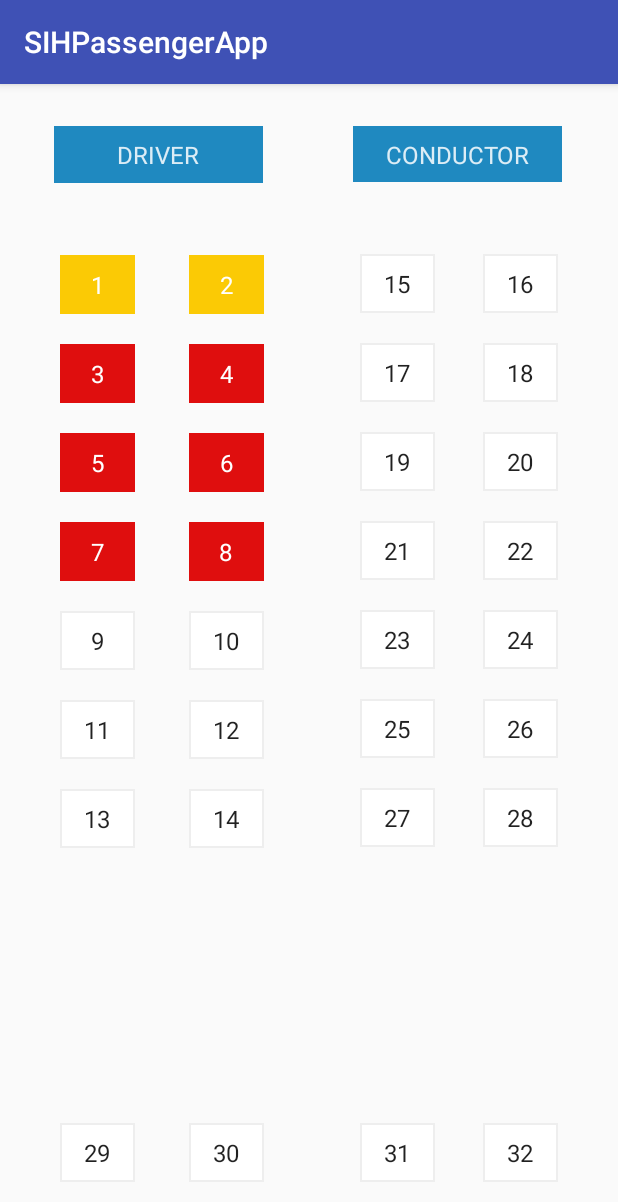
After one commit to Aakankshareddy/SIHPassengerApp, an Android app: the SeatMatrix screen opened directly, with no data from a screen before it, on a phone screen of 412 x 824 dp. The commit adds this screen. Shown: the top 1202 px of the screen. Run offline under Robolectric (Android 15) with nearby library versions, the phone set to English and light mode, and no system bars.

Commit message:
basic seat matrix

```diff
--- a/app/src/main/AndroidManifest.xml
+++ b/app/src/main/AndroidManifest.xml
@@ -58,7 +58,8 @@
                 android:name="android.support.PARENT_ACTIVITY"
                 android:value="com.aakankshareddy.sihpassengerapp.Paths" />
         </activity>
-
+        <activity android:name=".SeatMatrix">
+        </activity>
     </application>
 
 </manifest>
--- /dev/null
+++ b/app/src/main/java/com/aakankshareddy/sihpassengerapp/SeatMatrix.java
@@ -0,0 +1,13 @@
+package com.aakankshareddy.sihpassengerapp;
+
+import android.support.v7.app.AppCompatActivity;
+import android.os.Bundle;
+
+public class SeatMatrix extends AppCompatActivity {
+
+    @Override
+    protected void onCreate(Bundle savedInstanceState) {
+        super.onCreate(savedInstanceState);
+        setContentView(R.layout.activity_seat_matrix);
+    }
+}
--- /dev/null
+++ b/app/src/main/res/drawable/seat_number_border.xml
@@ -0,0 +1,4 @@
+<shape xmlns:android="http://schemas.android.com/apk/res/android" android:shape="rectangle" >
+    <solid android:color="@android:color/white" />
+    <stroke android:width="1dip" android:color="#eeeeee"/>
+</shape>
--- /dev/null
+++ b/app/src/main/res/layout/activity_seat_matrix.xml
@@ -0,0 +1,496 @@
+<?xml version="1.0" encoding="utf-8"?>
+<android.support.constraint.ConstraintLayout xmlns:android="http://schemas.android.com/apk/res/android"
+    xmlns:app="http://schemas.android.com/apk/res-auto"
+    xmlns:tools="http://schemas.android.com/tools"
+    android:layout_width="match_parent"
+    android:layout_height="match_parent"
+    tools:context=".SeatMatrix">
+
+    <TextView
+        android:id="@+id/textView3"
+        android:layout_width="139dp"
+        android:layout_height="37dp"
+        android:layout_marginStart="60dp"
+        android:layout_marginLeft="60dp"
+        android:layout_marginTop="28dp"
+        android:background="#1F89C0"
+        android:gravity="center"
+        android:padding="8dp"
+        android:text="CONDUCTOR"
+        android:textAppearance="@style/TextAppearance.AppCompat.Subhead"
+        android:textColor="#DCEDF6"
+        app:layout_constraintStart_toEndOf="@+id/textView"
+        app:layout_constraintTop_toTopOf="parent" />
+
+    <TextView
+        android:id="@+id/textView"
+        android:layout_width="139dp"
+        android:layout_height="38dp"
+        android:layout_marginStart="36dp"
+        android:layout_marginLeft="36dp"
+        android:layout_marginTop="28dp"
+        android:background="#1F89C0"
+        android:gravity="center"
+        android:text="DRIVER"
+        android:textAppearance="@style/TextAppearance.AppCompat.Subhead"
+        android:textColor="#DCEDF6"
+        app:layout_constraintStart_toStartOf="parent"
+        app:layout_constraintTop_toTopOf="parent" />
+
+    <TextView
+        android:id="@+id/s1"
+        android:layout_width="50dp"
+        android:layout_height="39dp"
+        android:layout_marginStart="40dp"
+        android:layout_marginLeft="40dp"
+        android:layout_marginTop="48dp"
+        android:background="#FBCA05"
+        android:gravity="center"
+        android:text="1"
+        android:textAppearance="@android:style/TextAppearance.DeviceDefault.Widget.PopupMenu.Small"
+        android:textColor="@android:color/white"
+        app:layout_constraintStart_toStartOf="parent"
+        app:layout_constraintTop_toBottomOf="@+id/textView" />
+
+    <TextView
+        android:id="@+id/s9"
+        android:layout_width="50dp"
+        android:layout_height="39dp"
+        android:layout_marginStart="40dp"
+        android:layout_marginLeft="40dp"
+        android:layout_marginTop="20dp"
+        android:background="@drawable/seat_number_border"
+        android:gravity="center"
+        android:text="9"
+        android:textAppearance="@android:style/TextAppearance.DeviceDefault.Widget.PopupMenu.Small"
+        app:layout_constraintStart_toStartOf="parent"
+        app:layout_constraintTop_toBottomOf="@+id/s7" />
+
+    <TextView
+        android:id="@+id/s14"
+        android:layout_width="50dp"
+        android:layout_height="39dp"
+        android:layout_marginStart="36dp"
+        android:layout_marginLeft="36dp"
+        android:layout_marginTop="20dp"
+        android:background="@drawable/seat_number_border"
+        android:gravity="center"
+        android:text="14"
+        android:textAppearance="@android:style/TextAppearance.DeviceDefault.Widget.PopupMenu.Small"
+        app:layout_constraintStart_toEndOf="@+id/s13"
+        app:layout_constraintTop_toBottomOf="@+id/s12" />
+
+    <TextView
+        android:id="@+id/s27"
+        android:layout_width="50dp"
+        android:layout_height="39dp"
+        android:layout_marginStart="64dp"
+        android:layout_marginLeft="64dp"
+        android:layout_marginTop="20dp"
+        android:background="@drawable/seat_number_border"
+        android:gravity="center"
+        android:text="27"
+        android:textAppearance="@android:style/TextAppearance.DeviceDefault.Widget.PopupMenu.Small"
+        app:layout_constraintStart_toEndOf="@+id/s14"
+        app:layout_constraintTop_toBottomOf="@+id/s25" />
+
+    <TextView
+        android:id="@+id/s28"
+        android:layout_width="50dp"
+        android:layout_height="39dp"
+        android:layout_marginStart="32dp"
+        android:layout_marginLeft="32dp"
+        android:layout_marginTop="20dp"
+        android:background="@drawable/seat_number_border"
+        android:gravity="center"
+        android:text="28"
+        android:textAppearance="@android:style/TextAppearance.DeviceDefault.Widget.PopupMenu.Small"
+        app:layout_constraintStart_toEndOf="@+id/s27"
+        app:layout_constraintTop_toBottomOf="@+id/s26" />
+
+    <TextView
+        android:id="@+id/s32"
+        android:layout_width="50dp"
+        android:layout_height="39dp"
+        android:layout_marginStart="32dp"
+        android:layout_marginLeft="32dp"
+        android:layout_marginBottom="36dp"
+        android:background="@drawable/seat_number_border"
+        android:gravity="center"
+        android:text="32"
+        android:textAppearance="@android:style/TextAppearance.DeviceDefault.Widget.PopupMenu.Small"
+        app:layout_constraintBottom_toBottomOf="parent"
+        app:layout_constraintStart_toEndOf="@+id/s31" />
+
+    <TextView
+        android:id="@+id/s31"
+        android:layout_width="50dp"
+        android:layout_height="39dp"
+        android:layout_marginStart="64dp"
+        android:layout_marginLeft="64dp"
+        android:layout_marginBottom="36dp"
+        android:background="@drawable/seat_number_border"
+        android:gravity="center"
+        android:text="31"
+        android:textAppearance="@android:style/TextAppearance.DeviceDefault.Widget.PopupMenu.Small"
+        app:layout_constraintBottom_toBottomOf="parent"
+        app:layout_constraintStart_toEndOf="@+id/s30" />
+
+    <TextView
+        android:id="@+id/s30"
+        android:layout_width="50dp"
+        android:layout_height="39dp"
+        android:layout_marginStart="36dp"
+        android:layout_marginLeft="36dp"
+        android:layout_marginBottom="36dp"
+        android:background="@drawable/seat_number_border"
+        android:gravity="center"
+        android:text="30"
+        android:textAppearance="@android:style/TextAppearance.DeviceDefault.Widget.PopupMenu.Small"
+        app:layout_constraintBottom_toBottomOf="parent"
+        app:layout_constraintStart_toEndOf="@+id/s29" />
+
+    <TextView
+        android:id="@+id/s29"
+        android:layout_width="50dp"
+        android:layout_height="39dp"
+        android:layout_marginStart="40dp"
+        android:layout_marginLeft="40dp"
+        android:layout_marginBottom="36dp"
+        android:background="@drawable/seat_number_border"
+        android:gravity="center"
+        android:text="29"
+        android:textAppearance="@android:style/TextAppearance.DeviceDefault.Widget.PopupMenu.Small"
+        app:layout_constraintBottom_toBottomOf="parent"
+        app:layout_constraintStart_toStartOf="parent" />
+
+    <TextView
+        android:id="@+id/s13"
+        android:layout_width="50dp"
+        android:layout_height="39dp"
+        android:layout_marginStart="40dp"
+        android:layout_marginLeft="40dp"
+        android:layout_marginTop="20dp"
+        android:background="@drawable/seat_number_border"
+        android:gravity="center"
+        android:text="13"
+        android:textAppearance="@android:style/TextAppearance.DeviceDefault.Widget.PopupMenu.Small"
+        app:layout_constraintStart_toStartOf="parent"
+        app:layout_constraintTop_toBottomOf="@+id/s11" />
+
+    <TextView
+        android:id="@+id/s12"
+        android:layout_width="50dp"
+        android:layout_height="39dp"
+        android:layout_marginStart="36dp"
+        android:layout_marginLeft="36dp"
+        android:layout_marginTop="20dp"
+        android:background="@drawable/seat_number_border"
+        android:gravity="center"
+        android:text="12"
+        android:textAppearance="@android:style/TextAppearance.DeviceDefault.Widget.PopupMenu.Small"
+        app:layout_constraintStart_toEndOf="@+id/s11"
+        app:layout_constraintTop_toBottomOf="@+id/s10" />
+
+    <TextView
+        android:id="@+id/s25"
+        android:layout_width="50dp"
+        android:layout_height="39dp"
+        android:layout_marginStart="64dp"
+        android:layout_marginLeft="64dp"
+        android:layout_marginTop="20dp"
+        android:background="@drawable/seat_number_border"
+        android:gravity="center"
+        android:text="25"
+        android:textAppearance="@android:style/TextAppearance.DeviceDefault.Widget.PopupMenu.Small"
+        app:layout_constraintStart_toEndOf="@+id/s12"
+        app:layout_constraintTop_toBottomOf="@+id/s23" />
+
+    <TextView
+        android:id="@+id/s26"
+        android:layout_width="50dp"
+        android:layout_height="39dp"
+        android:layout_marginStart="32dp"
+        android:layout_marginLeft="32dp"
+        android:layout_marginTop="20dp"
+        android:background="@drawable/seat_number_border"
+        android:gravity="center"
+        android:text="26"
+        android:textAppearance="@android:style/TextAppearance.DeviceDefault.Widget.PopupMenu.Small"
+        app:layout_constraintStart_toEndOf="@+id/s25"
+        app:layout_constraintTop_toBottomOf="@+id/s24" />
+
+    <TextView
+        android:id="@+id/s11"
+        android:layout_width="50dp"
+        android:layout_height="39dp"
+        android:layout_marginStart="40dp"
+        android:layout_marginLeft="40dp"
+        android:layout_marginTop="20dp"
+        android:background="@drawable/seat_number_border"
+        android:gravity="center"
+        android:text="11"
+        android:textAppearance="@android:style/TextAppearance.DeviceDefault.Widget.PopupMenu.Small"
+        app:layout_constraintStart_toStartOf="parent"
+        app:layout_constraintTop_toBottomOf="@+id/s9" />
+
+    <TextView
+        android:id="@+id/s10"
+        android:layout_width="50dp"
+        android:layout_height="39dp"
+        android:layout_marginStart="36dp"
+        android:layout_marginLeft="36dp"
+        android:layout_marginTop="20dp"
+        android:background="@drawable/seat_number_border"
+        android:gravity="center"
+        android:text="10"
+        android:textAppearance="@android:style/TextAppearance.DeviceDefault.Widget.PopupMenu.Small"
+        app:layout_constraintStart_toEndOf="@+id/s9"
+        app:layout_constraintTop_toBottomOf="@+id/s8" />
+
+    <TextView
+        android:id="@+id/s24"
+        android:layout_width="50dp"
+        android:layout_height="39dp"
+        android:layout_marginStart="32dp"
+        android:layout_marginLeft="32dp"
+        android:layout_marginTop="20dp"
+        android:background="@drawable/seat_number_border"
+        android:gravity="center"
+        android:text="24"
+        android:textAppearance="@android:style/TextAppearance.DeviceDefault.Widget.PopupMenu.Small"
+        app:layout_constraintStart_toEndOf="@+id/s23"
+        app:layout_constraintTop_toBottomOf="@+id/s22" />
+
+    <TextView
+        android:id="@+id/s23"
+        android:layout_width="50dp"
+        android:layout_height="39dp"
+        android:layout_marginStart="64dp"
+        android:layout_marginLeft="64dp"
+        android:layout_marginTop="20dp"
+        android:background="@drawable/seat_number_border"
+        android:gravity="center"
+        android:text="23"
+        android:textAppearance="@android:style/TextAppearance.DeviceDefault.Widget.PopupMenu.Small"
+        app:layout_constraintStart_toEndOf="@+id/s10"
+        app:layout_constraintTop_toBottomOf="@+id/s21" />
+
+    <TextView
+        android:id="@+id/s8"
+        android:layout_width="50dp"
+        android:layout_height="39dp"
+        android:layout_marginStart="36dp"
+        android:layout_marginLeft="36dp"
+        android:layout_marginTop="20dp"
+        android:background="#DF0E0E"
+        android:gravity="center"
+        android:text="8"
+        android:textAppearance="@android:style/TextAppearance.DeviceDefault.Widget.PopupMenu.Small"
+        android:textColor="@android:color/white"
+        app:layout_constraintStart_toEndOf="@+id/s7"
+        app:layout_constraintTop_toBottomOf="@+id/s6" />
+
+    <TextView
+        android:id="@+id/s21"
+        android:layout_width="50dp"
+        android:layout_height="39dp"
+        android:layout_marginStart="64dp"
+        android:layout_marginLeft="64dp"
+        android:layout_marginTop="20dp"
+        android:background="@drawable/seat_number_border"
+        android:gravity="center"
+        android:text="21"
+        android:textAppearance="@android:style/TextAppearance.DeviceDefault.Widget.PopupMenu.Small"
+        app:layout_constraintStart_toEndOf="@+id/s8"
+        app:layout_constraintTop_toBottomOf="@+id/s19" />
+
+    <TextView
+        android:id="@+id/s22"
+        android:layout_width="50dp"
+        android:layout_height="39dp"
+        android:layout_marginStart="32dp"
+        android:layout_marginLeft="32dp"
+        android:layout_marginTop="20dp"
+        android:background="@drawable/seat_number_border"
+        android:gravity="center"
+        android:text="22"
+        android:textAppearance="@android:style/TextAppearance.DeviceDefault.Widget.PopupMenu.Small"
+        app:layout_constraintStart_toEndOf="@+id/s21"
+        app:layout_constraintTop_toBottomOf="@+id/s20" />
+
+    <TextView
+        android:id="@+id/s7"
+        android:layout_width="50dp"
+        android:layout_height="39dp"
+        android:layout_marginStart="40dp"
+        android:layout_marginLeft="40dp"
+        android:layout_marginTop="20dp"
+        android:background="#DF0E0E"
+        android:gravity="center"
+        android:text="7"
+        android:textAppearance="@android:style/TextAppearance.DeviceDefault.Widget.PopupMenu.Small"
+        android:textColor="@android:color/white"
+        app:layout_constraintStart_toStartOf="parent"
+        app:layout_constraintTop_toBottomOf="@+id/s5" />
+
+    <TextView
+        android:id="@+id/s6"
+        android:layout_width="50dp"
+        android:layout_height="39dp"
+        android:layout_marginStart="36dp"
+        android:layout_marginLeft="36dp"
+        android:layout_marginTop="20dp"
+        android:background="#DF0E0E"
+        android:gravity="center"
+        android:text="6"
+        android:textAppearance="@android:style/TextAppearance.DeviceDefault.Widget.PopupMenu.Small"
+        android:textColor="@android:color/white"
+        app:layout_constraintStart_toEndOf="@+id/s5"
+        app:layout_constraintTop_toBottomOf="@+id/s4" />
+
+    <TextView
+        android:id="@+id/s19"
+        android:layout_width="50dp"
+        android:layout_height="39dp"
+        android:layout_marginStart="64dp"
+        android:layout_marginLeft="64dp"
+        android:layout_marginTop="20dp"
+        android:background="@drawable/seat_number_border"
+        android:gravity="center"
+        android:text="19"
+        android:textAppearance="@android:style/TextAppearance.DeviceDefault.Widget.PopupMenu.Small"
+        app:layout_constraintStart_toEndOf="@+id/s6"
+        app:layout_constraintTop_toBottomOf="@+id/s17" />
+
+    <TextView
+        android:id="@+id/s20"
+        android:layout_width="50dp"
+        android:layout_height="39dp"
+        android:layout_marginStart="32dp"
+        android:layout_marginLeft="32dp"
+        android:layout_marginTop="20dp"
+        android:background="@drawable/seat_number_border"
+        android:gravity="center"
+        android:text="20"
+        android:textAppearance="@android:style/TextAppearance.DeviceDefault.Widget.PopupMenu.Small"
+        app:layout_constraintStart_toEndOf="@+id/s19"
+        app:layout_constraintTop_toBottomOf="@+id/s18" />
+
+    <TextView
+        android:id="@+id/s5"
+        android:layout_width="50dp"
+        android:layout_height="39dp"
+        android:layout_marginStart="40dp"
+        android:layout_marginLeft="40dp"
+        android:layout_marginTop="20dp"
+        android:background="#DF0E0E"
+        android:gravity="center"
+        android:text="5"
+        android:textAppearance="@android:style/TextAppearance.DeviceDefault.Widget.PopupMenu.Small"
+        android:textColor="@android:color/white"
+        app:layout_constraintStart_toStartOf="parent"
+        app:layout_constraintTop_toBottomOf="@+id/s3" />
+
+    <TextView
+        android:id="@+id/s4"
+        android:layout_width="50dp"
+        android:layout_height="39dp"
+        android:layout_marginStart="36dp"
+        android:layout_marginLeft="36dp"
+        android:layout_marginTop="20dp"
+        android:background="#DF0E0E"
+        android:gravity="center"
+        android:text="4"
+        android:textAppearance="@android:style/TextAppearance.DeviceDefault.Widget.PopupMenu.Small"
+        android:textColor="@android:color/white"
+        app:layout_constraintStart_toEndOf="@+id/s3"
+        app:layout_constraintTop_toBottomOf="@+id/s2" />
+
+    <TextView
+        android:id="@+id/s17"
+        android:layout_width="50dp"
+        android:layout_height="39dp"
+        android:layout_marginStart="64dp"
+        android:layout_marginLeft="64dp"
+        android:layout_marginTop="20dp"
+        android:background="@drawable/seat_number_border"
+        android:gravity="center"
+        android:text="17"
+        android:textAppearance="@android:style/TextAppearance.DeviceDefault.Widget.PopupMenu.Small"
+        app:layout_constraintStart_toEndOf="@+id/s4"
+        app:layout_constraintTop_toBottomOf="@+id/s15" />
+
+    <TextView
+        android:id="@+id/s18"
+        android:layout_width="50dp"
+        android:layout_height="39dp"
+        android:layout_marginStart="32dp"
+        android:layout_marginLeft="32dp"
+        android:layout_marginTop="20dp"
+        android:background="@drawable/seat_number_border"
+        android:gravity="center"
+        android:text="18"
+        android:textAppearance="@android:style/TextAppearance.DeviceDefault.Widget.PopupMenu.Small"
+        app:layout_constraintStart_toEndOf="@+id/s17"
+        app:layout_constraintTop_toBottomOf="@+id/s16" />
+
+    <TextView
+        android:id="@+id/s3"
+        android:layout_width="50dp"
+        android:layout_height="39dp"
+        android:layout_marginStart="40dp"
+        android:layout_marginLeft="40dp"
+        android:layout_marginTop="20dp"
+        android:background="#DF0E0E"
+        android:gravity="center"
+        android:text="3"
+        android:textAppearance="@android:style/TextAppearance.DeviceDefault.Widget.PopupMenu.Small"
+        android:textColor="@android:color/white"
+        app:layout_constraintStart_toStartOf="parent"
+        app:layout_constraintTop_toBottomOf="@+id/s1" />
+
+    <TextView
+        android:id="@+id/s2"
+        android:layout_width="50dp"
+        android:layout_height="39dp"
+        android:layout_marginStart="36dp"
+        android:layout_marginLeft="36dp"
+        android:layout_marginTop="48dp"
+        android:background="#FBCA05"
+        android:gravity="center"
+        android:text="2"
+        android:textAppearance="@android:style/TextAppearance.DeviceDefault.Widget.PopupMenu.Small"
+        android:textColor="@android:color/white"
+        app:layout_constraintStart_toEndOf="@+id/s1"
+        app:layout_constraintTop_toBottomOf="@+id/textView" />
+
+    <TextView
+        android:id="@+id/s15"
+        android:layout_width="50dp"
+        android:layout_height="39dp"
+        android:layout_marginStart="64dp"
+        android:layout_marginLeft="64dp"
+        android:layout_marginTop="48dp"
+        android:background="@drawable/seat_number_border"
+        android:gravity="center"
+        android:text="15"
+        android:textAppearance="@android:style/TextAppearance.DeviceDefault.Widget.PopupMenu.Small"
+        app:layout_constraintStart_toEndOf="@+id/s2"
+        app:layout_constraintTop_toBottomOf="@+id/textView3" />
+
+    <TextView
+        android:id="@+id/s16"
+        android:layout_width="50dp"
+        android:layout_height="39dp"
+        android:layout_marginStart="32dp"
+        android:layout_marginLeft="32dp"
+        android:layout_marginTop="48dp"
+        android:background="@drawable/seat_number_border"
+        android:gravity="center"
+        android:text="16"
+        android:textAppearance="@android:style/TextAppearance.DeviceDefault.Widget.PopupMenu.Small"
+        app:layout_constraintStart_toEndOf="@+id/s15"
+        app:layout_constraintTop_toBottomOf="@+id/textView3" />
+
+</android.support.constraint.ConstraintLayout>
```
Also changed, not shown: app/build.gradle (line endings or trailing spaces), app/src/main/res/values/strings.xml (indentation only).
